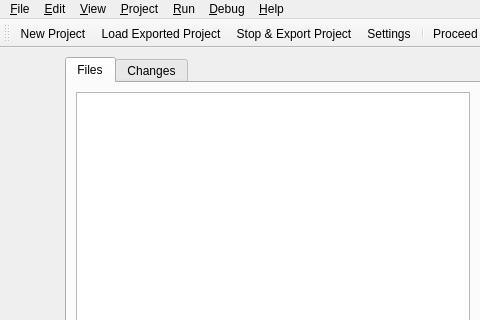
mariolewis/asdf_factory, file gui/main_window.ui: the form before one commit; both pictures show x 0 to 480 and y 0 to 320 of the 1200 by 800 pixel window.
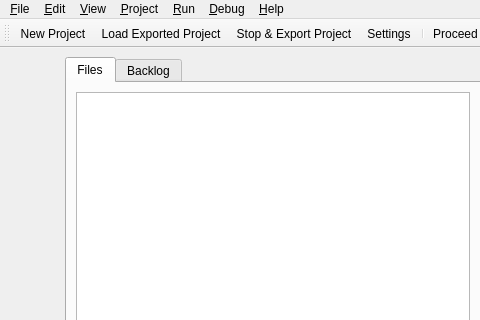
The form after the commit.

Commit message: feat: Implement full backlog reordering and fix multiple UI/UX bugs in the backlog workflow, including Jira sync and dialog interactions.

What changed in the file:
```diff
--- a/gui/main_window.ui
+++ b/gui/main_window.ui
@@ -71,7 +71,7 @@
           </widget>
           <widget class="QWidget" name="changesTab">
            <attribute name="title">
-            <string>Changes</string>
+             <string>Backlog</string>
            </attribute>
            <layout class="QVBoxLayout" name="verticalLayout_3">
             <item>
```
Left out of the diff: 4 changed lines with no effect on the pictures. Lines whose indentation alone changed are shown as unchanged. The commit also changes 27 other files.
